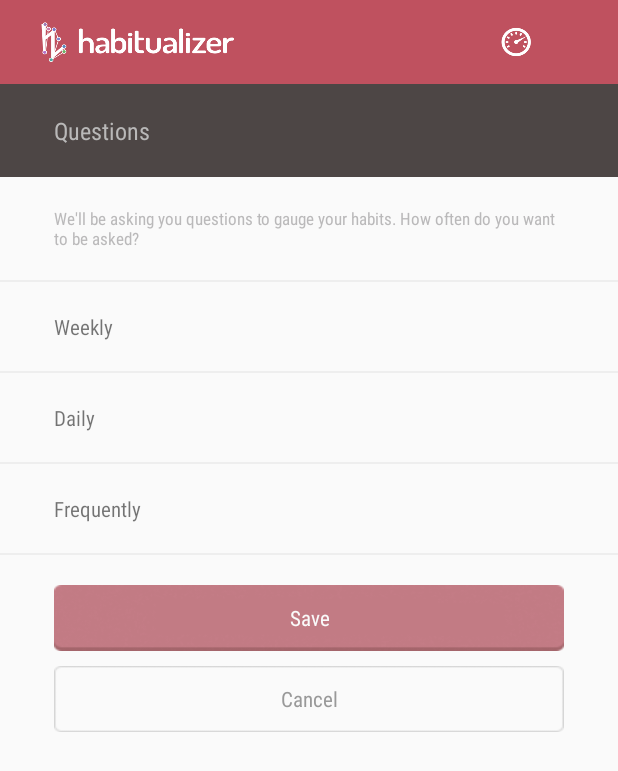
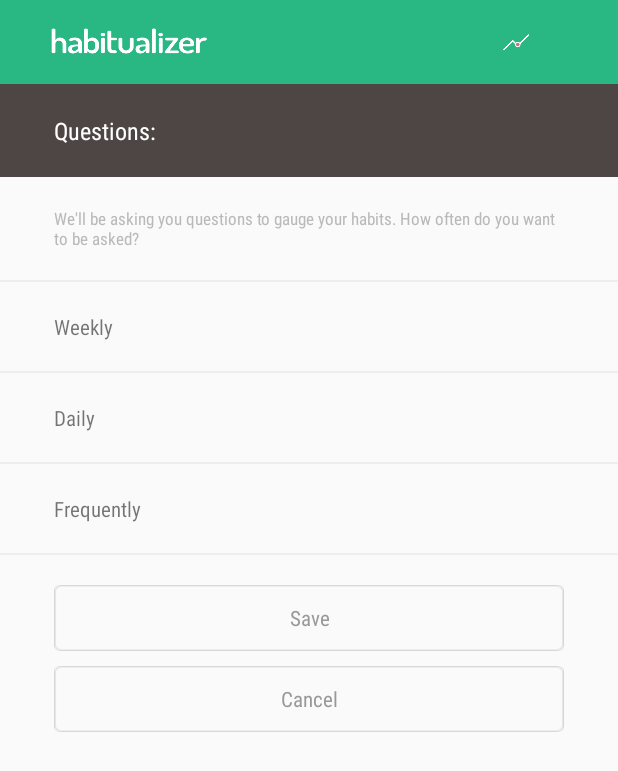
Before and after one commit to laupsy/Habitualizer, an Android app: the Questions screen opened directly, with no data from a screen before it, on a phone screen of 412 x 824 dp. Shown: the top 771 px of the screen. Run offline under Robolectric (Android 15) with nearby library versions, the phone set to English and light mode, and no system bars; 1 statement that could not run was skipped.

Commit message:
fixed settings, update colors and images

```diff
--- a/Habitualizer/app/src/main/java/com/example/laurabarbera/habitualizer/Questions.java
+++ b/Habitualizer/app/src/main/java/com/example/laurabarbera/habitualizer/Questions.java
@@ -28,6 +28,7 @@ public class Questions extends ActionBarActivity {
 
     private boolean is_setup = false;
     private Class nextStep = Dashboard.class;
+    Button update, cancel;
 
     @Override
     protected void onCreate(Bundle savedInstanceState) {
@@ -39,8 +40,8 @@ public class Questions extends ActionBarActivity {
         high = (TextView) findViewById(R.id.notifHigh);
         init();
         is_setup = getIntent().getExtras().getBoolean("IS_SETUP");
-        Button update = (Button) findViewById(R.id.save_setting);
-        Button cancel = (Button) findViewById(R.id.cancel_setting);
+        update = (Button) findViewById(R.id.save_setting);
+        cancel = (Button) findViewById(R.id.cancel_setting);
         if ( is_setup ) {
             cancel.setVisibility(View.INVISIBLE);
             update.setText(R.string.button_next);
@@ -86,24 +87,6 @@ public class Questions extends ActionBarActivity {
                 setSetting.execute();
             }
         });
-        update.setOnClickListener(new View.OnClickListener(){
-            public void onClick(View v) {
-                final Handler handler = new Handler();
-                Runnable r = new Runnable() {
-                    @Override
-                    public void run() {
-                        handler.post(new Runnable(){
-                            public void run(){
-                            }
-                        });
-                    }
-                };
-                Thread t = new Thread(r);
-                t.start();
-                SetSetting setSetting = new SetSetting(newSetting);
-                setSetting.execute();
-            }
-        });
     }
 
     // Load the UI and set some default UI settings
@@ -140,7 +123,10 @@ public class Questions extends ActionBarActivity {
             return true;
         }
         protected void onPostExecute(Boolean result) {
-            select(curSetting);
+            if ( !is_setup ) {
+                TextView head = (TextView) findViewById(R.id.question_setting_header);
+                head.setText(head.getText() + ": " + curSetting);
+            }
         }
     }
 
@@ -181,5 +167,33 @@ public class Questions extends ActionBarActivity {
             med.setBackgroundColor(c.getResources().getColor(R.color.unselected));
             high.setBackgroundColor(c.getResources().getColor(R.color.selected));
         }
+
+        if ( is_setup ) {
+            update.setBackgroundResource(R.drawable.button_start);
+            update.setText(R.string.button_next);
+        }
+        else {
+            update.setBackgroundResource(R.drawable.button);
+            update.setText(R.string.save);
+        }
+        update.setTextColor(getResources().getColor(R.color.button_light_text));
+        update.setOnClickListener(new View.OnClickListener(){
+            public void onClick(View v) {
+                final Handler handler = new Handler();
+                Runnable r = new Runnable() {
+                    @Override
+                    public void run() {
+                        handler.post(new Runnable(){
+                            public void run(){
+                            }
+                        });
+                    }
+                };
+                Thread t = new Thread(r);
+                t.start();
+                SetSetting setSetting = new SetSetting(newSetting);
+                setSetting.execute();
+            }
+        });
     }
 }
--- a/Habitualizer/app/src/main/res/layout/activity_location.xml
+++ b/Habitualizer/app/src/main/res/layout/activity_location.xml
@@ -92,8 +92,8 @@
             android:layout_marginRight="@dimen/activity_horizontal_margin"
             android:layout_marginTop="@dimen/header_margin"
             android:text="Save"
-            android:textColor="@color/button_light_text"
-            android:background="@drawable/button" />
+            android:textColor="@color/button_dark_text"
+            android:background="@drawable/button_alt" />
 
         <Button android:id="@+id/cancel_setting"
             android:layout_width="fill_parent"
--- a/Habitualizer/app/src/main/res/layout/activity_questions.xml
+++ b/Habitualizer/app/src/main/res/layout/activity_questions.xml
@@ -39,7 +39,6 @@
 
         <TextView android:tag="@string/QUESTIONS_SETTING"
             android:id="@+id/notificationHelp"
-            android:layout_below="@id/notificationSetting"
             android:text="@string/notificationSetting_help"
             android:paddingLeft="@dimen/activity_horizontal_margin"
             android:paddingRight="@dimen/activity_horizontal_margin"
@@ -52,7 +51,6 @@
             android:layout_height="wrap_content" />
 
         <View android:id="@+id/separator"
-            android:layout_below="@id/notificationHelp"
             android:background="@color/gray_light"
             android:layout_height="1dp"
             android:layout_width="match_parent" />
@@ -67,7 +65,6 @@
             android:text="@string/notificationSetting_low" />
 
         <View android:id="@+id/separator2"
-            android:layout_below="@id/notificationHelp"
             android:background="@color/gray_light"
             android:layout_height="1dp"
             android:layout_width="match_parent" />
@@ -82,7 +79,6 @@
             android:text="@string/notificationSetting_medium" />
 
         <View android:id="@+id/separator3"
-            android:layout_below="@id/notificationHelp"
             android:background="@color/gray_light"
             android:layout_height="1dp"
             android:layout_width="match_parent" />
@@ -97,7 +93,6 @@
             android:text="@string/notificationSetting_high" />
 
         <View android:id="@+id/separator4"
-            android:layout_below="@id/notificationHelp"
             android:background="@color/gray_light"
             android:layout_height="1dp"
             android:layout_width="match_parent" />
@@ -108,9 +103,9 @@
             android:layout_marginLeft="@dimen/activity_horizontal_margin"
             android:layout_marginRight="@dimen/activity_horizontal_margin"
             android:layout_marginTop="@dimen/header_margin"
-            android:text="Save"
-            android:textColor="@color/button_light_text"
-            android:background="@drawable/button" />
+            android:text="@string/save"
+            android:textColor="@color/button_dark_text"
+            android:background="@drawable/button_alt" />
 
         <Button android:id="@+id/cancel_setting"
             android:layout_width="fill_parent"
@@ -118,7 +113,7 @@
             android:layout_marginTop="@dimen/divider"
             android:layout_marginLeft="@dimen/activity_horizontal_margin"
             android:layout_marginRight="@dimen/activity_horizontal_margin"
-            android:text="Cancel"
+            android:text="@string/error_no"
             android:textColor="@color/button_dark_text"
             android:background="@drawable/button_alt" />
 
--- a/Habitualizer/app/src/main/res/values/colors.xml
+++ b/Habitualizer/app/src/main/res/values/colors.xml
@@ -1,18 +1,16 @@
 <?xml version="1.0" encoding="utf-8"?>
 <resources>
 
-    <color name="custom_pink">#c15d80</color>
-    <color name="custom_pink_dark">#cba241</color>
     <color name="white">#ffffff</color>
-    <color name="ui">#bf515f</color>
-    <color name="ui_dark">#a33644</color>
+    <color name="ui">#29b783</color>
+    <color name="ui_dark">#0b8973</color>
     <color name="custom_text">#383838</color>
     <color name="custom_text_light">#bab9ba</color>
     <color name="custom_text_title">#ffffff</color>
     <color name="header_background">#4d4645</color>
-    <color name="header_text">#b9b8b8</color>
+    <color name="header_text">#ffffff</color>
 
-    <color name="label_text">#999999</color>
+    <color name="label_text">#777777</color>
 
     <color name="gray">#363639</color>
     <color name="gray_light">#eeeeee</color>
--- a/Habitualizer/app/src/main/res/values/strings.xml
+++ b/Habitualizer/app/src/main/res/values/strings.xml
@@ -63,11 +63,12 @@
     <string name="motion_setting_title">Motion</string>
     <string name="title_activity_motion">Motion</string>
     <string name="title_activity_performance">Performance</string>
-    <string name="battery_setting_title">Battery Usage/Performance</string>
+    <string name="battery_setting_title">Performance</string>
 
     <string name="button_next">Next</string>
     <string name="setup_title">Setup</string>
     <string name="title_activity_debug">Debug</string>
 
     <string name="debug_text">Debug</string>
+    <string name="save">Save</string>
 </resources>
--- a/Habitualizer/app/src/main/res/values/styles.xml
+++ b/Habitualizer/app/src/main/res/values/styles.xml
@@ -11,9 +11,9 @@
         <item name="android:fontFamily">sans-serif-condensed</item>
         <item name="colorPrimaryDark">@color/ui_dark</item>
         <item name="android:textColorPrimary">@color/custom_text_title</item>
-        <item name="colorControlNormal">@color/custom_pink</item>
-        <item name="colorControlActivated">@color/custom_pink</item>
-        <item name="colorControlHighlight">@color/custom_pink</item>
+        <item name="colorControlNormal">@color/ui</item>
+        <item name="colorControlActivated">@color/ui</item>
+        <item name="colorControlHighlight">@color/ui</item>
     </style>
 
 </resources>
```
Also changed, not shown: Habitualizer/app/src/main/java/com/example/laurabarbera/habitualizer/Config.java (+8 -12 lines), Habitualizer/app/src/main/java/com/example/laurabarbera/habitualizer/Location.java (+36 -22 lines), Habitualizer/app/src/main/java/com/example/laurabarbera/habitualizer/Motion.java (+36 -22 lines), Habitualizer/app/src/main/java/com/example/laurabarbera/habitualizer/Performance.java (+35 -22 lines), Habitualizer/app/src/main/res/layout/activity_motion.xml (+4 -4 lines), Habitualizer/app/src/main/res/layout/activity_performanc.xml (+4 -4 lines), Habitualizer/app/src/main/res/drawable/button.png, Habitualizer/app/src/main/res/drawable/button_start.png, Habitualizer/app/src/main/res/drawable/dashboard.png, Habitualizer/app/src/main/res/drawable/icon.png.
